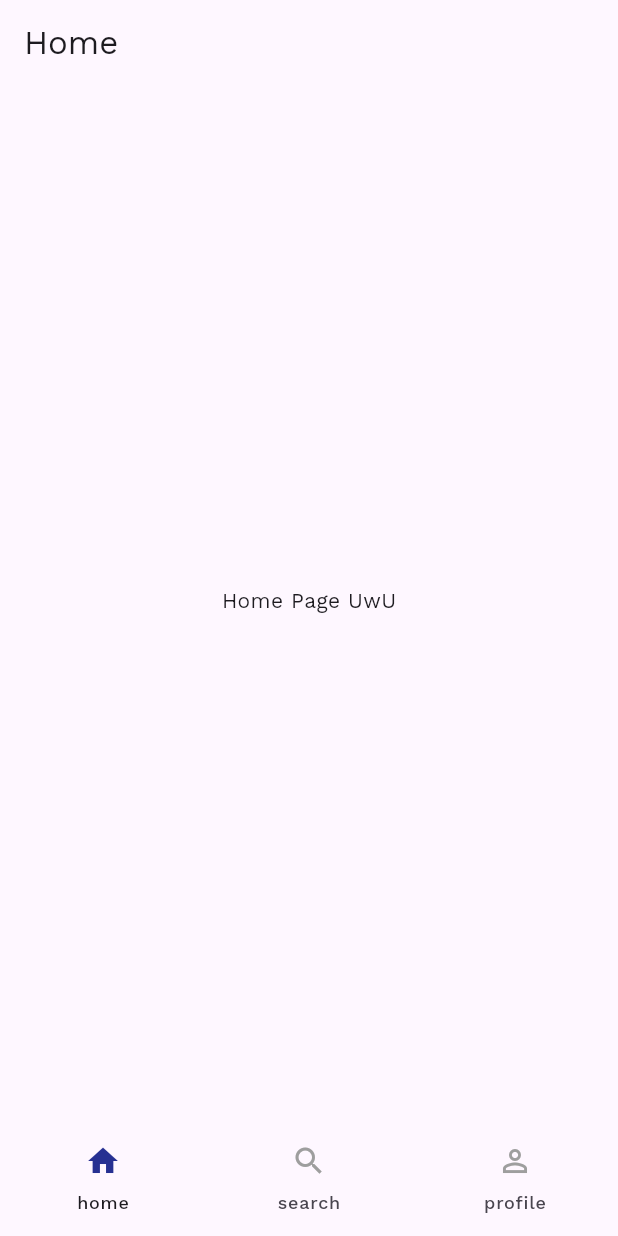
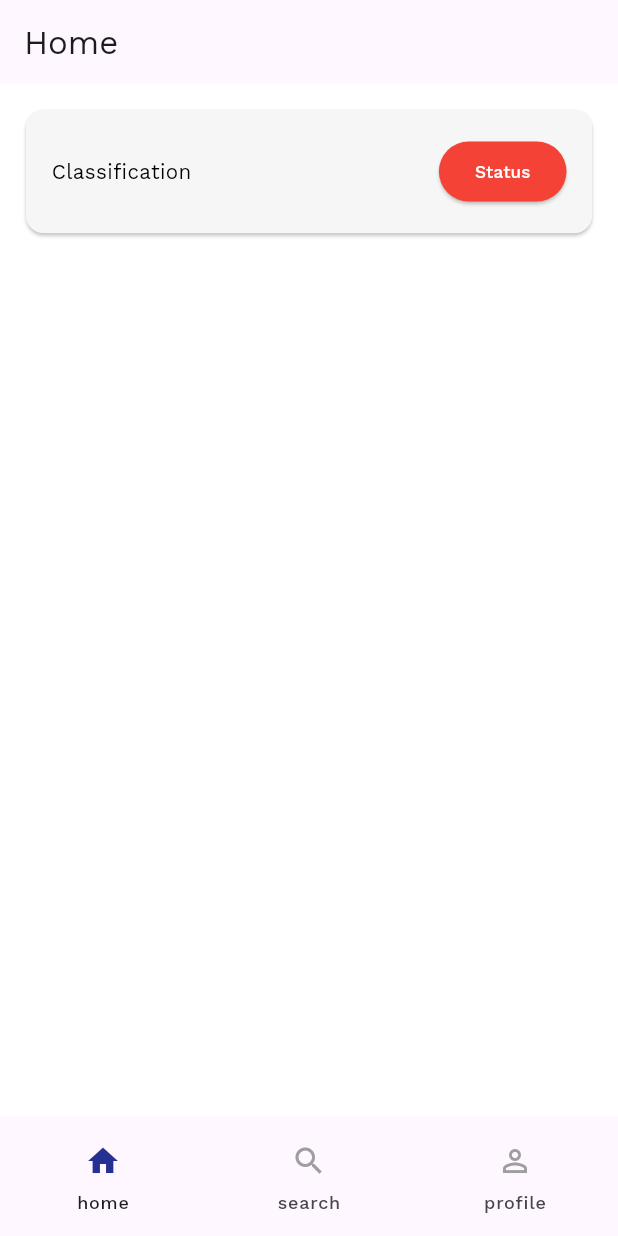
Before and after one commit to omnomdondon/E-ALERTO, a Flutter app: the HomeScreen screen opened by its route, on a phone screen of 412 x 824 dp. Run offline on Flutter 3.47's test engine with Material 3 defaults, Android fonts, the phone set to English and light mode, and no system bars; our stand-ins replace flutter_screenutil, go_router, google_fonts.

Commit message:
Started post card

```diff
--- a/lib/controller/router.dart
+++ b/lib/controller/router.dart
@@ -15,11 +15,11 @@ final router = GoRouter(
   initialLocation: Routes.loginPage,
   routes: [
     GoRoute(
-      path: '/login',
+      path: Routes.loginPage,
       builder: (context, state) => LoginScreen(),
     ),
     GoRoute(
-      path: '/register',
+      path: Routes.registrationPage,
       builder: (context, state) => RegistrationScreen(),
     ),
 
--- a/lib/view/screens/home_screen.dart
+++ b/lib/view/screens/home_screen.dart
@@ -1,3 +1,4 @@
+import 'package:e_alerto/view/widgets/post_card.dart';
 import 'package:flutter/material.dart';
 
 class HomeScreen extends StatelessWidget {
@@ -6,11 +7,21 @@ class HomeScreen extends StatelessWidget {
   @override
   Widget build(BuildContext context) => Scaffold(
     appBar: AppBar(title: const Text('Home'),),
-    body: const Center(
-      child: Column(
-        mainAxisAlignment: MainAxisAlignment.center,
+    backgroundColor: Colors.white,
+    body: Center(
+      child: ListView(
+        //mainAxisAlignment: MainAxisAlignment.center,
         children: [
-          Text('Home Page UwU')
+          PostCard(
+            reportNumber: '1',
+            classification: 'Classification',
+            location: 'Location',
+            status: 'Status', //TODO: Change color depending on status
+            date: '01/01/2025',
+            username: 'username',
+            upVotes: 0,
+            downVotes: 0,
+          )
         ],
       ),
     ),
--- a/lib/view/screens/login_screen.dart
+++ b/lib/view/screens/login_screen.dart
@@ -1,4 +1,5 @@
 import 'package:e_alerto/constants.dart';
+import 'package:e_alerto/controller/routes.dart';
 import 'package:flutter/material.dart';
 import 'package:flutter_screenutil/flutter_screenutil.dart';
 import 'package:go_router/go_router.dart';
@@ -104,7 +105,7 @@ class _LogInScreenState extends State<LoginScreen> {
                             const Text('No account yet? ',
                             ),
                             GestureDetector(
-                              onTap: () => GoRouter.of(context).go('/register'),
+                              onTap: () => GoRouter.of(context).go(Routes.registrationPage),
                               child: Text(
                                 'Register here',
                                 style: Theme.of(context).textTheme.bodyMedium?.copyWith(
--- a/lib/view/screens/registration_screen.dart
+++ b/lib/view/screens/registration_screen.dart
@@ -1,4 +1,5 @@
 import 'package:e_alerto/constants.dart';
+import 'package:e_alerto/controller/routes.dart';
 import 'package:flutter/material.dart';
 import 'package:flutter_screenutil/flutter_screenutil.dart';
 import 'package:go_router/go_router.dart';
@@ -134,7 +135,7 @@ class _RegistrationScreenState extends State<RegistrationScreen> {
                                 const Text('Already have an account? ',
                                 ),
                                 GestureDetector(
-                                  onTap: () => GoRouter.of(context).go('/login'),
+                                  onTap: () => GoRouter.of(context).go(Routes.loginPage),
                                   child: Text(
                                     'Login here',
                                     style: Theme.of(context).textTheme.bodyMedium?.copyWith(
--- /dev/null
+++ b/lib/view/widgets/post_card.dart
@@ -0,0 +1,82 @@
+import 'package:e_alerto/constants.dart';
+import 'package:flutter/material.dart';
+import 'package:flutter_screenutil/flutter_screenutil.dart';
+
+class PostCard extends StatefulWidget {
+  final String reportNumber;
+  final String classification;
+  final String location;
+  final String status;
+  final String date;
+  final String username;
+  final int upVotes;
+  final int downVotes;
+  final int totalVote;
+
+  PostCard({
+    super.key,
+    required this.reportNumber,
+    required this.classification,
+    required this.location,
+    required this.status,
+    required this.date,
+    required this.username,
+    required this.upVotes,
+    required this.downVotes,
+    this.totalVote = 0,
+  });
+
+  @override
+  State<PostCard> createState() => _PostCardState();
+}
+
+class _PostCardState extends State<PostCard> {
+  @override
+  Widget build(BuildContext context) {
+    return GestureDetector(
+      onTap: () =>
+      Navigator.push(
+        context,
+        MaterialPageRoute(
+          builder: (context) => Placeholder()
+        ),
+      ),
+
+      child: Card(
+        color: const Color.fromARGB(255, 246, 246, 246),
+        margin: EdgeInsets.all(ScreenUtil().setSp(15)),
+        child: Padding(padding: EdgeInsets.all(ScreenUtil().setSp(15)),
+          child: Column(
+
+            children: [
+              Row(
+                mainAxisAlignment: MainAxisAlignment.spaceBetween,
+                children: [
+                  Text(
+                    widget.classification,
+                    style: TextStyle(
+                      fontSize: ScreenUtil().setSp(12),
+                      color: Colors.black
+                    ),
+                  ),
+                  ElevatedButton(
+                    onPressed: () {},
+                    style: const ButtonStyle(
+                      backgroundColor: WidgetStatePropertyAll(Colors.red), // Set background color
+                    ),
+                    child: Text(widget.status,
+                      style: TextStyle(
+                      fontSize: ScreenUtil().setSp(10),
+                      color: Colors.white
+                      ),
+                    ),
+                  ),
+                ],
+              )
+            ],
+          ),
+        ),
+      ),
+    );
+  }
+}
```
Also changed, not shown: lib/constants.dart (line endings or trailing spaces).
